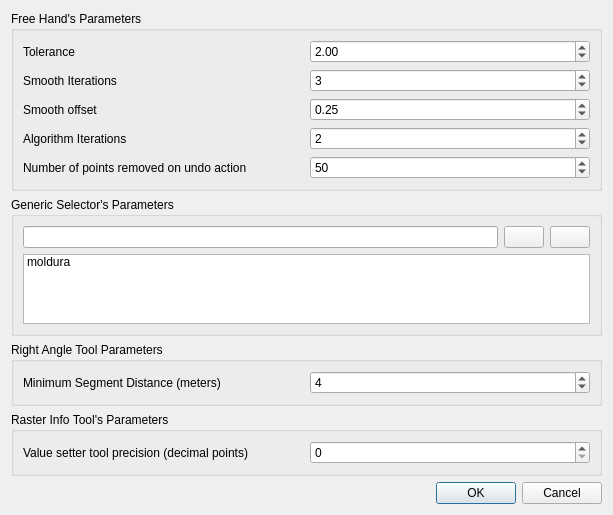
Old version of the form gui/AboutAndFurtherInfo/Options/options.ui in the repository dsgoficial/DsgTools.
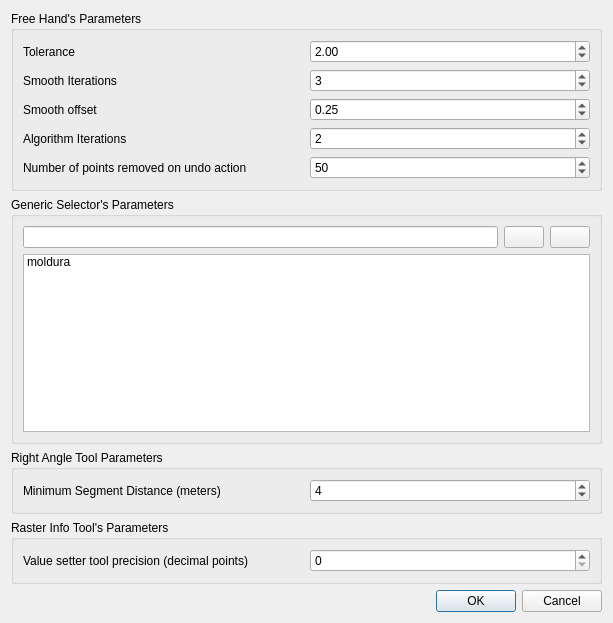
New version of the form. Icons and pictures are not drawn. Custom widgets are drawn as their Qt base class.

Patch:
```diff
--- a/gui/AboutAndFurtherInfo/Options/options.ui
+++ b/gui/AboutAndFurtherInfo/Options/options.ui
@@ -7,7 +7,7 @@
     <x>0</x>
     <y>0</y>
     <width>613</width>
-    <height>500</height>
+    <height>623</height>
    </rect>
   </property>
   <property name="windowTitle">
@@ -178,7 +178,7 @@
       <item row="0" column="1">
        <widget class="QgsSpinBox" name="decimalQgsSpinBox">
         <property name="maximum">
-         <number>15</number>
+         <number>21</number>
         </property>
         <property name="value">
          <number>0</number>
@@ -203,6 +203,9 @@
       </item>
       <item row="0" column="1">
        <widget class="QgsSpinBox" name="minSegmentDistanceQgsSpinBox">
+        <property name="maximum">
+         <number>999999999</number>
+        </property>
         <property name="value">
          <number>4</number>
         </property>
```
Left out of the diff: 10 changed lines with no effect on the pictures.
